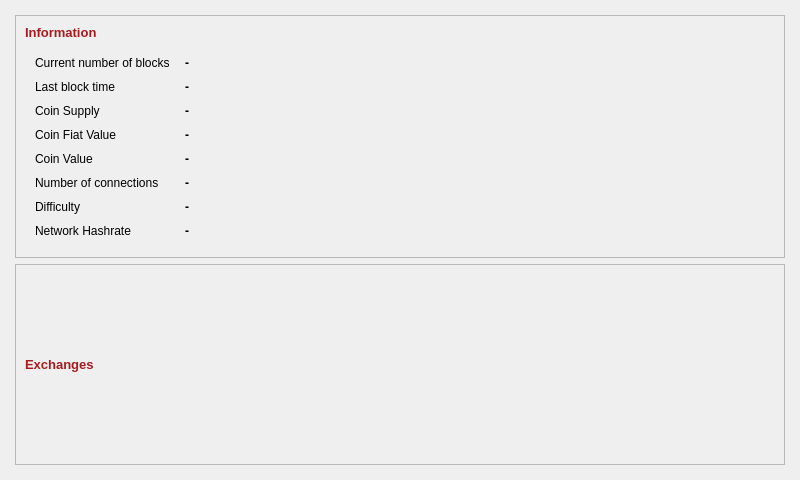
Old version of the form src/qt/forms/infopage.ui in the repository go140point6/casinocoin.
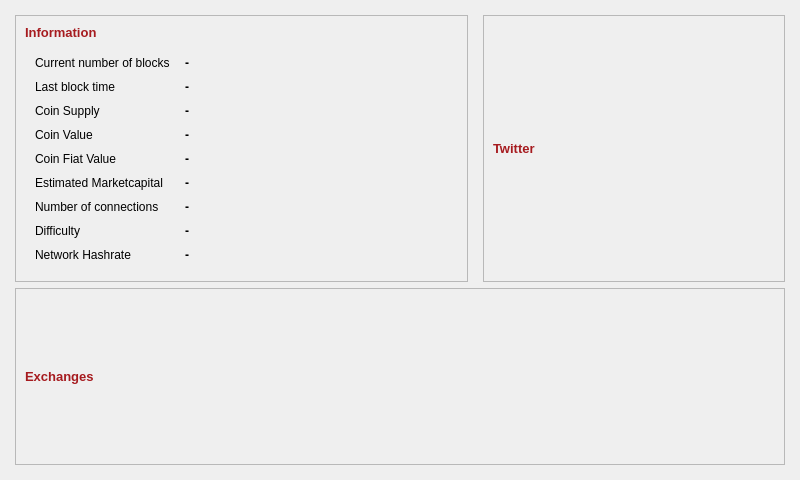
New version of the form.

Commit message: Twitter Widget added to InfoPage

Diff of the .ui file:
```diff
--- a/src/qt/forms/infopage.ui
+++ b/src/qt/forms/infopage.ui
@@ -38,9 +38,9 @@
    <item row="0" column="0">
     <widget class="QFrame" name="coinInfoBox">
      <property name="sizePolicy">
-      <sizepolicy hsizetype="Preferred" vsizetype="Fixed">
-       <horstretch>0</horstretch>
-       <verstretch>0</verstretch>
+      <sizepolicy hsizetype="Minimum" vsizetype="Minimum">
+       <horstretch>3</horstretch>
+       <verstretch>1</verstretch>
       </sizepolicy>
      </property>
      <property name="layoutDirection">
@@ -58,6 +58,12 @@
      <layout class="QGridLayout" name="gridLayout_2">
       <item row="0" column="0">
        <widget class="QLabel" name="lblInformationHeader">
+        <property name="sizePolicy">
+         <sizepolicy hsizetype="Preferred" vsizetype="Fixed">
+          <horstretch>0</horstretch>
+          <verstretch>0</verstretch>
+         </sizepolicy>
+        </property>
         <property name="font">
          <font>
           <pointsize>10</pointsize>
@@ -201,33 +207,13 @@
          </widget>
         </item>
         <item row="3" column="0">
-         <widget class="QLabel" name="lblCoinFiatValue">
-          <property name="text">
-           <string>Coin Fiat Value</string>
-          </property>
-         </widget>
-        </item>
-        <item row="3" column="1">
-         <widget class="QLabel" name="txtCoinFiatValue">
-          <property name="font">
-           <font>
-            <weight>75</weight>
-            <bold>true</bold>
-           </font>
-          </property>
-          <property name="text">
-           <string>-</string>
-          </property>
-         </widget>
-        </item>
-        <item row="4" column="0">
          <widget class="QLabel" name="lblCoinValue">
           <property name="text">
            <string>Coin Value</string>
           </property>
          </widget>
         </item>
-        <item row="4" column="1">
+        <item row="3" column="1">
          <widget class="QLabel" name="txtCoinValue">
           <property name="font">
            <font>
@@ -240,7 +226,47 @@
           </property>
          </widget>
         </item>
+        <item row="4" column="0">
+         <widget class="QLabel" name="lblCoinFiatValue">
+          <property name="text">
+           <string>Coin Fiat Value</string>
+          </property>
+         </widget>
+        </item>
+        <item row="4" column="1">
+         <widget class="QLabel" name="txtCoinFiatValue">
+          <property name="font">
+           <font>
+            <weight>75</weight>
+            <bold>true</bold>
+           </font>
+          </property>
+          <property name="text">
+           <string>-</string>
+          </property>
+         </widget>
+        </item>
         <item row="5" column="0">
+         <widget class="QLabel" name="lblEstimatedMarketCapital">
+          <property name="text">
+           <string>Estimated Marketcapital</string>
+          </property>
+         </widget>
+        </item>
+        <item row="5" column="1">
+         <widget class="QLabel" name="txtEstimatedMarketCapital">
+          <property name="font">
+           <font>
+            <weight>75</weight>
+            <bold>true</bold>
+           </font>
+          </property>
+          <property name="text">
+           <string>-</string>
+          </property>
+         </widget>
+        </item>
+        <item row="6" column="0">
          <widget class="QLabel" name="lblConnections">
           <property name="styleSheet">
            <string notr="true"/>
@@ -253,7 +279,7 @@
           </property>
          </widget>
         </item>
-        <item row="5" column="1">
+        <item row="6" column="1">
          <widget class="QLabel" name="txtConnections">
           <property name="font">
            <font>
@@ -272,7 +298,7 @@
           </property>
          </widget>
         </item>
-        <item row="6" column="0">
+        <item row="7" column="0">
          <widget class="QLabel" name="lblDifficulty">
           <property name="styleSheet">
            <string notr="true"/>
@@ -285,7 +311,7 @@
           </property>
          </widget>
         </item>
-        <item row="6" column="1">
+        <item row="7" column="1">
          <widget class="QLabel" name="txtDifficulty">
           <property name="font">
            <font>
@@ -304,7 +330,7 @@
           </property>
          </widget>
         </item>
-        <item row="7" column="0">
+        <item row="8" column="0">
          <widget class="QLabel" name="lblHashRate">
           <property name="styleSheet">
            <string notr="true"/>
@@ -317,7 +343,7 @@
           </property>
          </widget>
         </item>
-        <item row="7" column="1">
+        <item row="8" column="1">
          <widget class="QLabel" name="txtHashRate">
           <property name="font">
            <font>
@@ -341,8 +367,64 @@
      </layout>
     </widget>
    </item>
-   <item row="1" column="0">
+   <item row="0" column="1">
+    <widget class="QFrame" name="twitterFeedBox">
+     <property name="sizePolicy">
+      <sizepolicy hsizetype="Minimum" vsizetype="Minimum">
+       <horstretch>2</horstretch>
+       <verstretch>1</verstretch>
+      </sizepolicy>
+     </property>
+     <property name="layoutDirection">
+      <enum>Qt::LeftToRight</enum>
+     </property>
+     <property name="autoFillBackground">
+      <bool>false</bool>
+     </property>
+     <property name="frameShape">
+      <enum>QFrame::StyledPanel</enum>
+     </property>
+     <property name="frameShadow">
+      <enum>QFrame::Sunken</enum>
+     </property>
+     <layout class="QGridLayout" name="gridLayout_5">
+      <item row="1" column="0">
+       <layout class="QVBoxLayout" name="verticalLayoutTwitter"/>
+      </item>
+      <item row="0" column="0">
+       <widget class="QLabel" name="lblTwitterHeader">
+        <property name="sizePolicy">
+         <sizepolicy hsizetype="Preferred" vsizetype="Fixed">
+          <horstretch>0</horstretch>
+          <verstretch>0</verstretch>
+         </sizepolicy>
+        </property>
+        <property name="font">
+         <font>
+          <pointsize>10</pointsize>
+          <weight>75</weight>
+          <bold>true</bold>
+         </font>
+        </property>
+        <property name="styleSheet">
+         <string notr="true">color: rgb(166, 27, 31);</string>
+        </property>
+        <property name="text">
+         <string>Twitter</string>
+        </property>
+       </widget>
+      </item>
+     </layout>
+    </widget>
+   </item>
+   <item row="1" column="0" colspan="2">
     <widget class="QFrame" name="exchangeInfoBox">
+    <property name="sizePolicy">
+     <sizepolicy hsizetype="Minimum" vsizetype="Minimum">
+      <horstretch>0</horstretch>
+      <verstretch>1</verstretch>
+     </sizepolicy>
+    </property>
      <property name="frameShape">
       <enum>QFrame::StyledPanel</enum>
      </property>
```
The commit also changes 21 other files.
